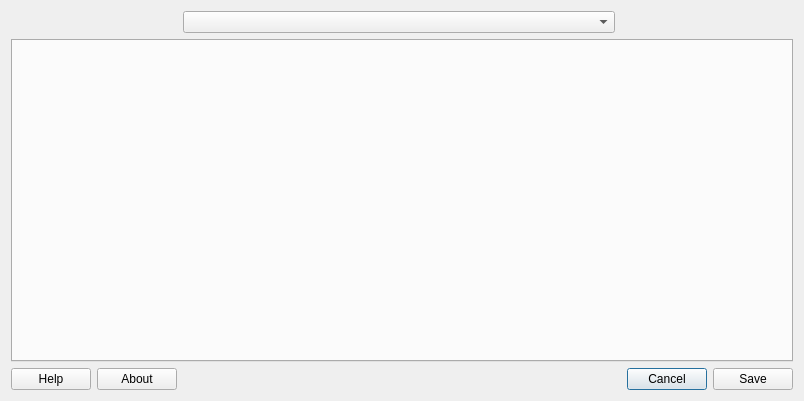
Qt form src/gui/sr_config.ui (hgiesel/anki_set_randomizer) before a commit.
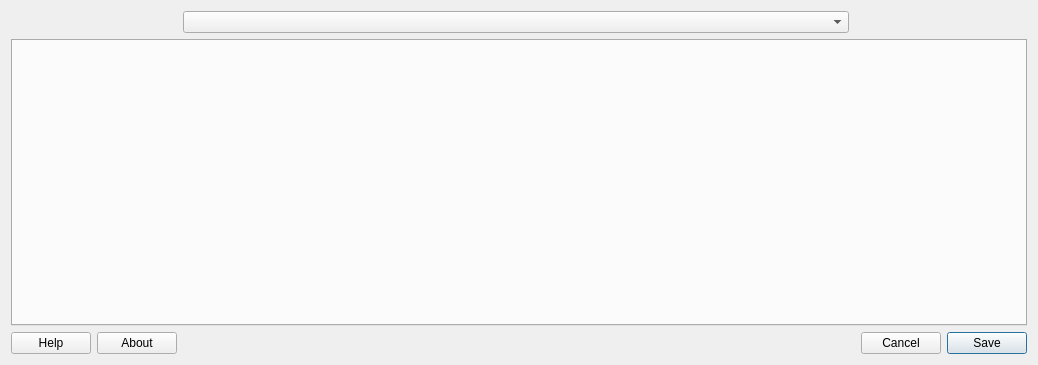
The same form after that commit. Custom widgets are drawn as their Qt base class.

Commit message: Add yanks to SRConfig GUI

```diff
--- a/src/gui/sr_config.ui
+++ b/src/gui/sr_config.ui
@@ -7,8 +7,8 @@
    <rect>
     <x>0</x>
     <y>0</y>
-    <width>804</width>
-    <height>401</height>
+    <width>1038</width>
+    <height>365</height>
    </rect>
   </property>
   <property name="windowTitle">
@@ -36,6 +36,9 @@
      <property name="text">
       <string>Cancel</string>
      </property>
+     <property name="autoDefault">
+      <bool>false</bool>
+     </property>
     </widget>
    </item>
    <item row="2" column="1">
@@ -43,6 +46,9 @@
      <property name="text">
       <string>About</string>
      </property>
+     <property name="autoDefault">
+      <bool>false</bool>
+     </property>
     </widget>
    </item>
    <item row="2" column="0">
@@ -50,6 +56,9 @@
      <property name="text">
       <string>Help</string>
      </property>
+     <property name="autoDefault">
+      <bool>false</bool>
+     </property>
     </widget>
    </item>
    <item row="2" column="5">
```
The commit also changes 14 other files.
